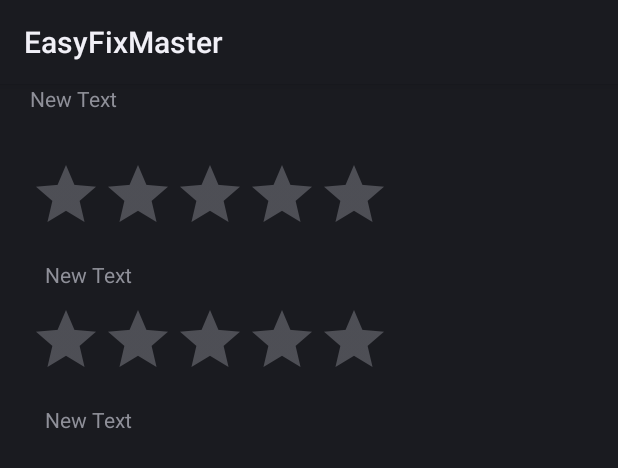
After one commit to Danziamo/project_d, an Android app: the layout fragment_feedback.xml on its own in the app's theme, with its tools: preview values and no code run, on a phone screen of 412 x 824 dp. The commit adds this screen. Shown: the top 468 px of the screen. Run offline under Robolectric (Android 15) with nearby library versions, the phone set to English and light mode, and no system bars.

Commit message:
Feedback simple

```diff
--- /dev/null
+++ b/app/src/main/res/layout/fragment_feedback.xml
@@ -0,0 +1,83 @@
+<RelativeLayout xmlns:android="http://schemas.android.com/apk/res/android"
+    xmlns:tools="http://schemas.android.com/tools" android:layout_width="match_parent"
+    android:layout_height="match_parent" tools:context="com.mirsoft.easyfixmaster.FeedbackFragment">
+
+    <!-- TODO: Update blank fragment layout -->
+
+    <ScrollView
+        android:layout_width="match_parent"
+        android:layout_height="wrap_content"
+        android:id="@+id/scrollView2"
+        android:paddingLeft="20dp"
+        android:paddingRight="2dp">
+
+        <LinearLayout
+            android:orientation="vertical"
+            android:layout_width="match_parent"
+            android:layout_height="wrap_content">
+
+            <LinearLayout
+                android:orientation="vertical"
+                android:layout_width="match_parent"
+                android:layout_height="wrap_content">
+
+                <TextView
+                    android:layout_width="match_parent"
+                    android:layout_height="50dp"
+                    android:text="New Text"
+                    android:id="@+id/textView2" />
+
+            </LinearLayout>
+
+            <LinearLayout
+                android:orientation="vertical"
+                android:layout_width="match_parent"
+                android:layout_height="match_parent">
+
+                <LinearLayout
+                    android:orientation="vertical"
+                    android:layout_width="match_parent"
+                    android:layout_height="match_parent">
+
+                    <RatingBar
+                        android:layout_width="wrap_content"
+                        android:layout_height="wrap_content"
+                        android:id="@+id/ratingBar"
+                        android:numStars="5" />
+
+                    <TextView
+                        android:layout_width="match_parent"
+                        android:layout_height="wrap_content"
+                        android:text="New Text"
+                        android:id="@+id/textView3"
+                        android:paddingLeft="0dp"
+                        android:paddingTop="0dp"
+                        android:paddingRight="0dp"
+                        android:paddingBottom="0dp"
+                        android:padding="10dp" />
+                </LinearLayout>
+
+                <LinearLayout
+                    android:orientation="vertical"
+                    android:layout_width="match_parent"
+                    android:layout_height="match_parent">
+
+                    <RatingBar
+                        android:layout_width="wrap_content"
+                        android:layout_height="wrap_content"
+                        android:id="@+id/ratingBar2"
+                        android:numStars="5" />
+
+                    <TextView
+                        android:layout_width="match_parent"
+                        android:layout_height="wrap_content"
+                        android:text="New Text"
+                        android:id="@+id/textView4"
+                        android:padding="10dp" />
+                </LinearLayout>
+
+            </LinearLayout>
+        </LinearLayout>
+    </ScrollView>
+
+</RelativeLayout>
--- a/app/src/main/res/values/strings.xml
+++ b/app/src/main/res/values/strings.xml
@@ -4,8 +4,12 @@
     <string name="action_settings">Settings</string>
     <string name="drawer_open" />
     <string name="drawer_close" />
+    <string name="icon_orders">&#xf022;</string>
+    <string name="icon_users">&#xf007;</string>
+    <string name="icon_history">&#xf017;</string>
 
 <!-- TODO: Remove or change this placeholder text -->
     <string name="hello_blank_fragment">Hello blank fragment</string>
     <string name="title_activity_test_sign_up">TestSignUpActivity</string>
+
 </resources>
```
Also changed, not shown: app/src/main/java/com/mirsoft/easyfixmaster/FeedbackFragment.java (added, +109 -0 lines), app/src/main/assets/fonts/fontawesome-webfont.ttf (added).
